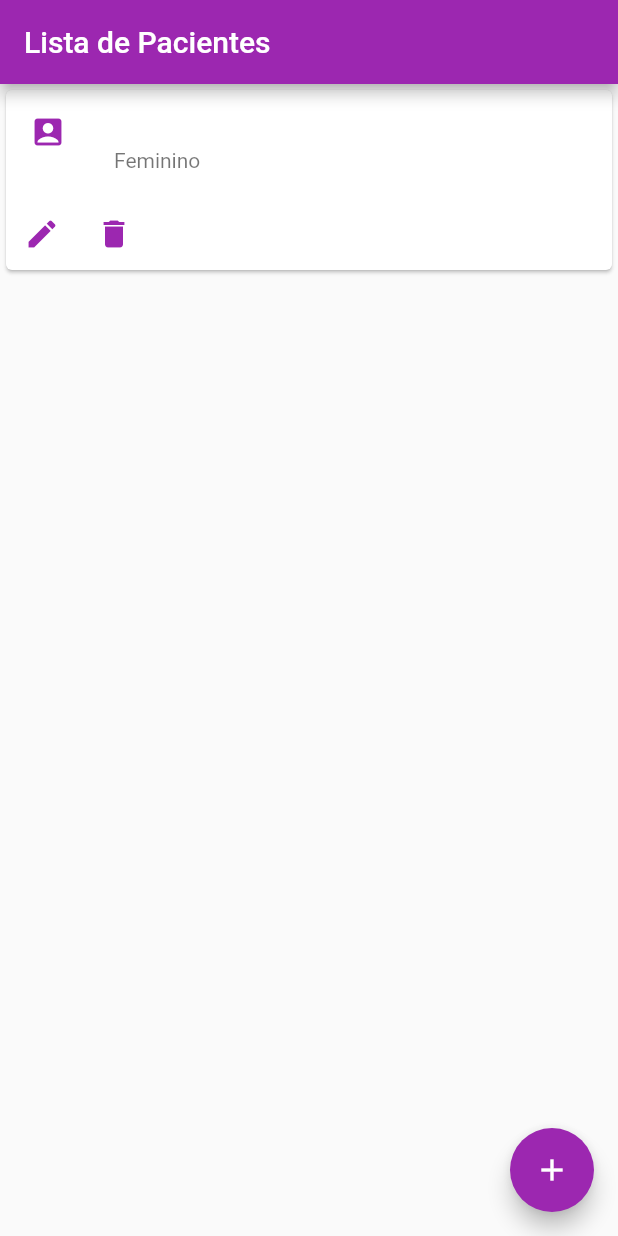
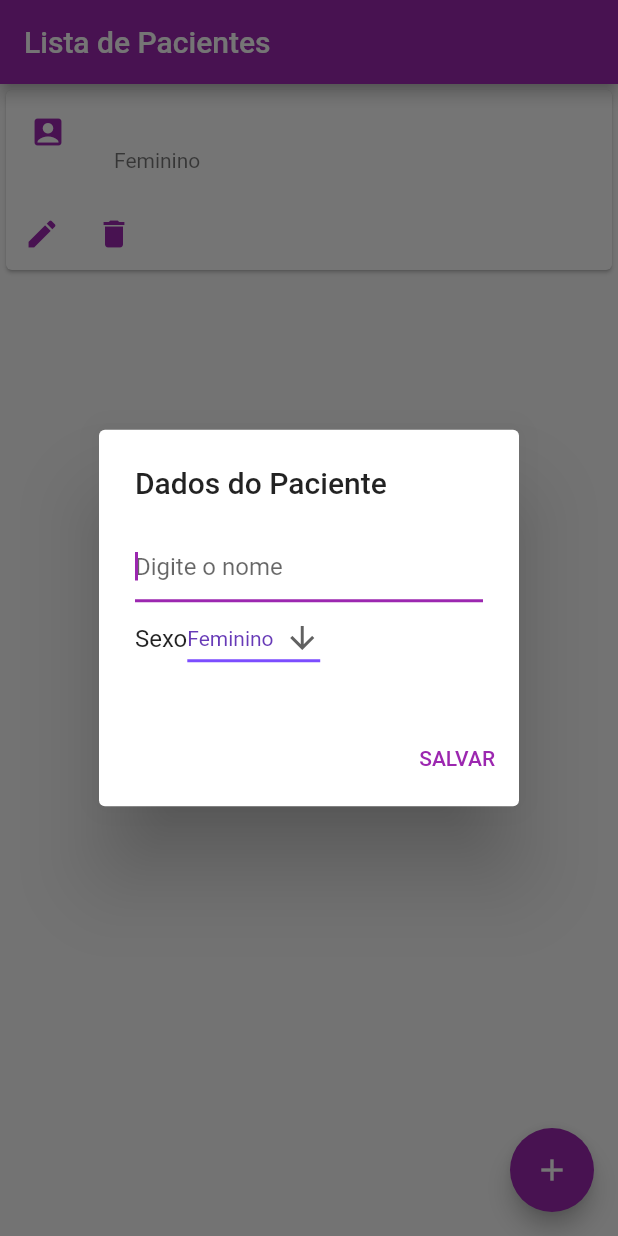
Before and after one commit to yanna-torres/listView, a Flutter app: the screen it shows after launch, after a tap on the "add" icon, after a tap on the "edit" icon, on a phone screen of 412 x 824 dp. Run offline on Flutter 3.47's test engine with Material 2 defaults, Android fonts, the phone set to English and light mode, and no system bars.

Commit message:
it worked!

```diff
--- a/flutter_application_listview2/lib/home_page.dart
+++ b/flutter_application_listview2/lib/home_page.dart
@@ -12,7 +12,9 @@
 
 class _MyHomePageState extends State<MyHomePage> {
   TextEditingController controller = TextEditingController();
+  TextEditingController controllerNew = TextEditingController();
   String dropdownValue = 'Feminino';
+  String dropdownNewValue = 'Feminino';
   List<Pacient> pacients = [];
 
   @override
@@ -27,9 +29,7 @@
       floatingActionButton: FloatingActionButton(
         onPressed: () async {
           await openDialog();
-          setState(() {
-            _incrementList();
-          });
+          _incrementList(controller.text, dropdownValue);
         },
         tooltip: 'Adicionar',
         child: const Icon(Icons.add),
@@ -37,7 +37,7 @@
     );
   }
 
-  openDialog() => showDialog(
+  Future openDialog() => showDialog(
       context: context,
       builder: (BuildContext context) {
         return StatefulBuilder(
@@ -88,8 +88,7 @@
                     TextButton(
                       child: const Text('ADICIONAR'),
                       onPressed: () {
-                        _incrementList();
-                        Navigator.of(context).pop();
+                        submit();
                       },
                     ),
                   ],
@@ -100,9 +99,18 @@
         );
       });
 
-  _incrementList() {
+  void submit() {
+    Navigator.of(context).pop();
+  }
+
+  _incrementList(String nome, String sexo) {
     setState(() {
-      pacients.add(Pacient(name: controller.text, sex: dropdownValue));
+      pacients.add(
+        Pacient(
+          name: nome,
+          sex: sexo,
+        ),
+      );
     });
   }
 
@@ -111,8 +119,6 @@
       itemCount: pacients.length,
       itemBuilder: (context, index) {
         final paciente = pacients[index];
-        controller = TextEditingController(text: paciente.name);
-        dropdownValue = paciente.sex;
         return Card(
           child: Column(
             mainAxisSize: MainAxisSize.min,
@@ -130,7 +136,16 @@
                   IconButton(
                     icon: const Icon(Icons.edit),
                     color: Colors.purple,
-                    onPressed: () {},
+                    onPressed: () async {
+                      controllerNew =
+                          TextEditingController(text: paciente.name);
+                      dropdownNewValue = paciente.sex;
+                      await openDialogUpdate();
+                      setState(() {
+                        pacients[index].name = controllerNew.text;
+                        pacients[index].sex = dropdownNewValue;
+                      });
+                    },
                   ),
                   IconButton(
                     icon: const Icon(Icons.delete),
@@ -149,4 +164,66 @@
       },
     );
   }
+
+  Future openDialogUpdate() => showDialog(
+      context: context,
+      builder: (BuildContext context) {
+        return StatefulBuilder(
+          builder: ((context, setState) {
+            return AlertDialog(
+              title: const Text('Dados do Paciente'),
+              content: Column(
+                mainAxisSize: MainAxisSize.min,
+                children: <Widget>[
+                  TextField(
+                    autofocus: true,
+                    decoration:
+                        const InputDecoration(hintText: 'Digite o nome'),
+                    controller: controllerNew,
+                  ),
+                  Row(
+                    children: [
+                      const Text('Sexo'),
+                      DropdownButton<String>(
+                        value: dropdownNewValue,
+                        icon: const Icon(Icons.arrow_downward),
+                        elevation: 16,
+                        style: const TextStyle(color: Colors.deepPurple),
+                        underline: Container(
+                          height: 2,
+                          color: Colors.deepPurpleAccent,
+                        ),
+                        onChanged: (String? newValue) {
+                          setState(() {
+                            dropdownNewValue = newValue!;
+                          });
+                        },
+                        items: <String>['Feminino', 'Masculino']
+                            .map<DropdownMenuItem<String>>((String value) {
+                          return DropdownMenuItem<String>(
+                            value: value,
+                            child: Text(value),
+                          );
+                        }).toList(),
+                      ),
+                    ],
+                  ),
+                ],
+              ),
+              actions: [
+                Column(
+                  children: <Widget>[
+                    TextButton(
+                      child: const Text('SALVAR'),
+                      onPressed: () {
+                        submit();
+                      },
+                    ),
+                  ],
+                ),
+              ],
+            );
+          }),
+        );
+      });
 }
```
Also changed, not shown: flutter_application_listview2/lib/list.dart (deleted, +0 -136 lines).
